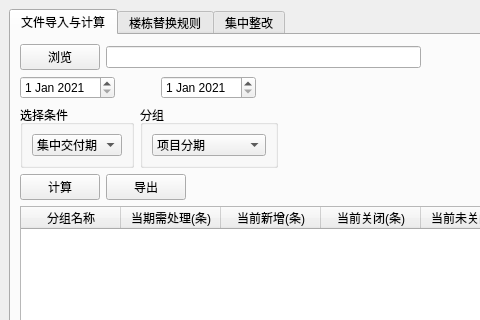
First picture: the form in second.ui, repository goblincc/pythonUI, before the edit; both pictures show x 0 to 480 and y 0 to 320 of the 755 by 600 pixel window.
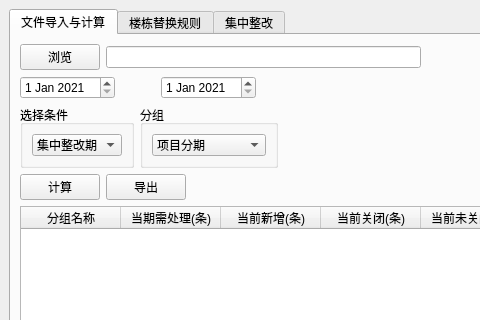
Second picture: the form after the edit.

Diff of the .ui file:
```diff
--- a/second.ui
+++ b/second.ui
@@ -129,16 +129,11 @@
                <item>
                 <widget class="QComboBox" name="comboBox_2">
                  <property name="currentText">
-                  <string>集中交付期</string>
+                  <string>集中整改期</string>
                  </property>
                  <property name="maxVisibleItems">
                   <number>20</number>
                  </property>
-                 <item>
-                  <property name="text">
-                   <string>集中交付期</string>
-                  </property>
-                 </item>
                  <item>
                   <property name="text">
                    <string>集中整改期</string>
```
